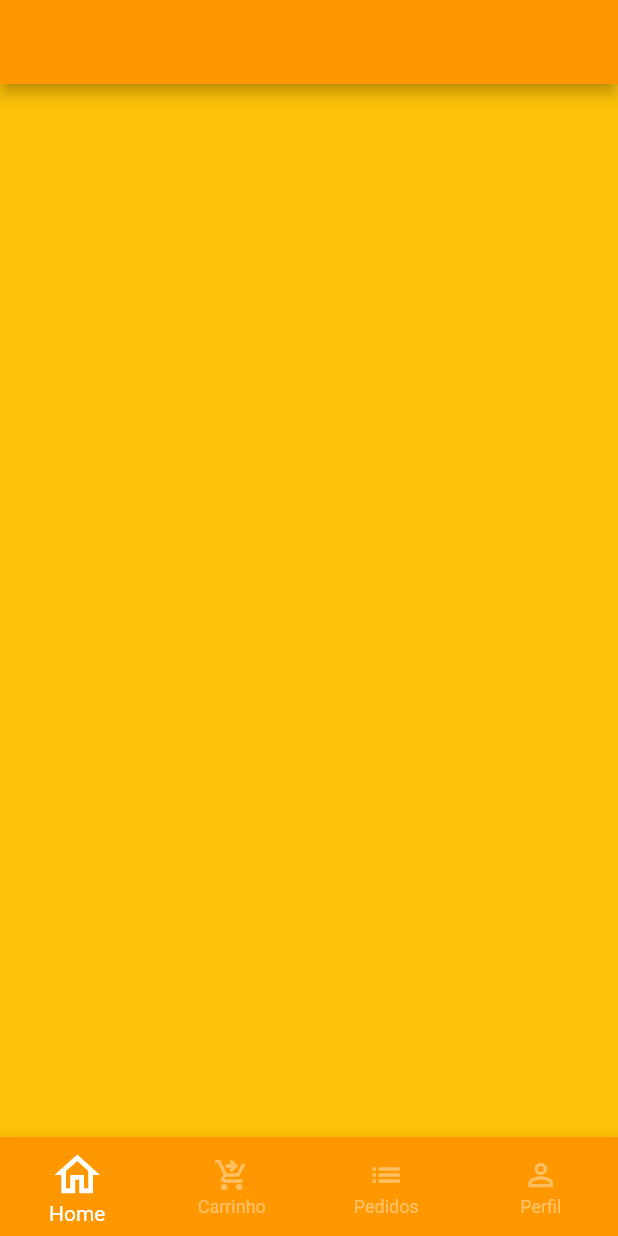
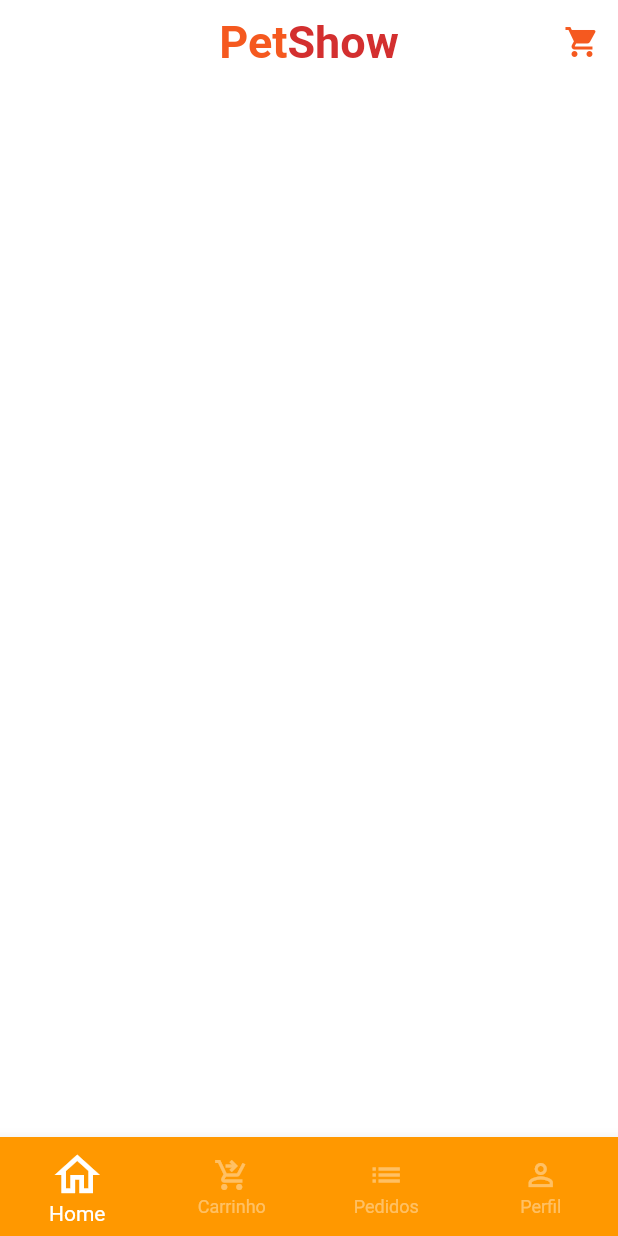
Before and after one commit to renatorv/petshow, a Flutter app: the screen it shows after launch, after a tap on "Entrar", on a phone screen of 412 x 824 dp. Run offline on Flutter 3.47's test engine with Material 2 defaults, Android fonts, the phone set to English and light mode, and no system bars; our stand-ins replace animated_text_kit, mask_text_input_formatter.

Commit message:
finalizada aula 18

```diff
--- a/lib/main.dart
+++ b/lib/main.dart
@@ -16,6 +16,7 @@ class MyApp extends StatelessWidget {
       title: 'Flutter Demo',
       theme: ThemeData(
         primarySwatch: Colors.orange,
+        scaffoldBackgroundColor: Colors.white.withAlpha(190)
       ),
       home: const SignInScreen(),
     );
--- a/lib/src/base/base_screen.dart
+++ b/lib/src/base/base_screen.dart
@@ -1,4 +1,5 @@
 import 'package:flutter/material.dart';
+import 'package:petshow/src/home/home_tab.dart';
 
 class BaseScreen extends StatefulWidget {
   const BaseScreen({Key? key}) : super(key: key);
@@ -14,14 +15,11 @@ class _BaseScreenState extends State<BaseScreen> {
   @override
   Widget build(BuildContext context) {
     return Scaffold(
-      appBar: AppBar(
-        title: const Text(''),
-      ),
       body: PageView(
         physics: const NeverScrollableScrollPhysics(),
         controller: pageController,
         children: [
-          Container(color: Colors.amber),
+          const HomeTab(),
           Container(color: Colors.green),
           Container(color: Colors.blue),
           Container(color: Colors.brown),
--- /dev/null
+++ b/lib/src/home/home_tab.dart
@@ -0,0 +1,54 @@
+import 'package:flutter/material.dart';
+import 'package:petshow/src/config/custom_colors.dart';
+
+class HomeTab extends StatelessWidget {
+  const HomeTab({Key? key}) : super(key: key);
+
+  @override
+  Widget build(BuildContext context) {
+    return Scaffold(
+      // AppBar
+      appBar: AppBar(
+        elevation: 0,
+        centerTitle: true,
+        backgroundColor: Colors.transparent,
+        actions: [
+          IconButton(
+            onPressed: () {},
+            icon: Icon(
+              Icons.shopping_cart,
+              color: CustomColors.customSwatchColor,
+            ),
+          ),
+        ],
+        title: Text.rich(
+          TextSpan(
+            style: const TextStyle(fontSize: 30),
+            children: [
+              TextSpan(
+                text: 'Pet',
+                style: TextStyle(
+                  color: CustomColors.customSwatchColor,
+                  fontWeight: FontWeight.bold,
+                ),
+              ),
+              TextSpan(
+                text: 'Show',
+                style: TextStyle(
+                  color: CustomColors.customContrastColorRed,
+                  fontWeight: FontWeight.bold,
+                ),
+              ),
+            ],
+          ),
+        ),
+      ),
+
+      // Campo de pesquisa
+
+      // Categorias
+
+      // Grid
+    );
+  }
+}
```
